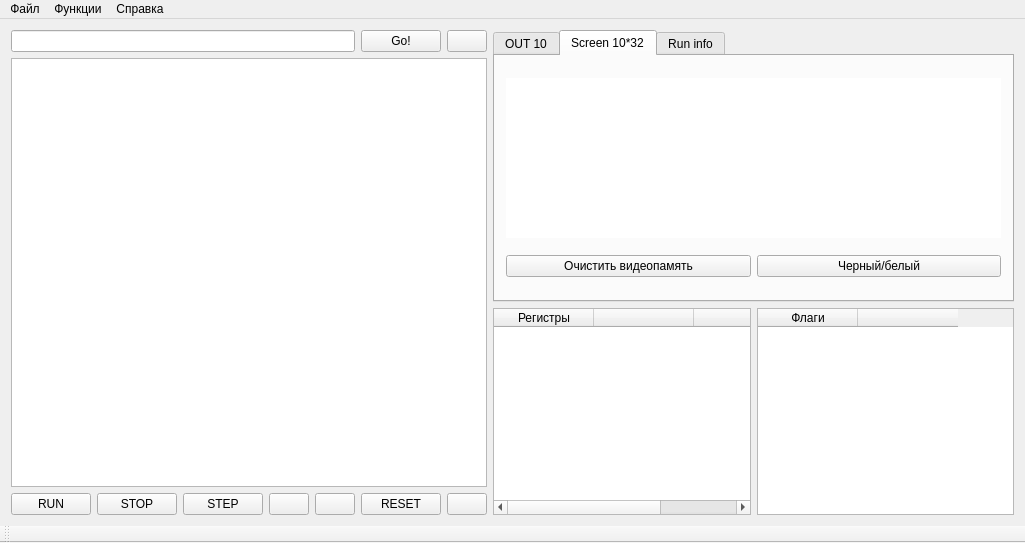
Before: the Qt Designer form mainwindow.ui in BSDteam/Emu-I8080-Antonov-fixed, drawn with Qt 5.
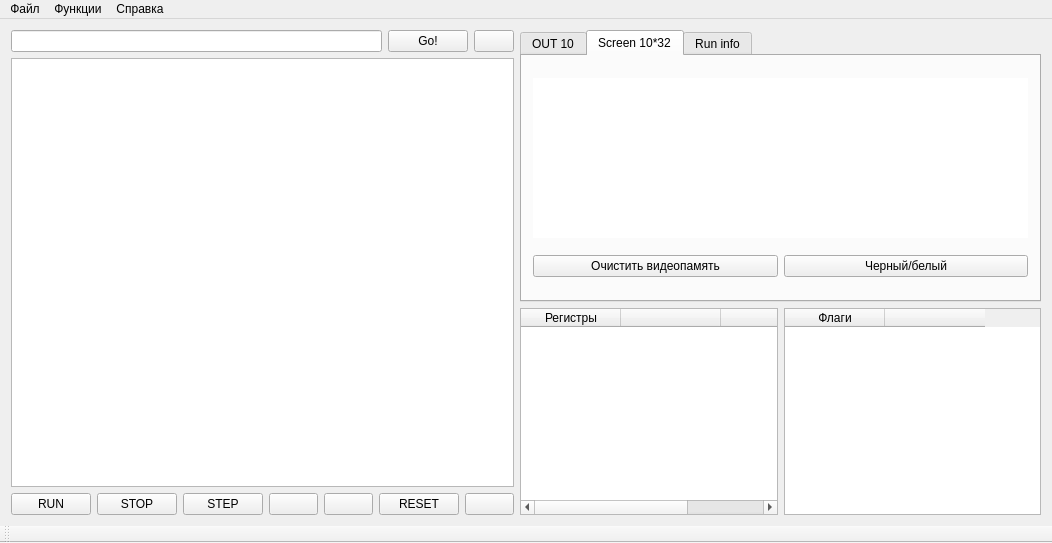
After: the same form once the commit is applied. Icons and pictures are not drawn.

```diff
--- a/mainwindow.ui
+++ b/mainwindow.ui
@@ -6,7 +6,7 @@
    <rect>
     <x>0</x>
     <y>0</y>
-    <width>971</width>
+    <width>1052</width>
     <height>543</height>
    </rect>
   </property>
@@ -552,8 +552,8 @@
     <rect>
      <x>0</x>
      <y>0</y>
-     <width>971</width>
-     <height>21</height>
+     <width>1052</width>
+     <height>30</height>
     </rect>
    </property>
    <widget class="QMenu" name="menu">
```
Left out of the diff: 6 changed lines with no effect on the pictures.
